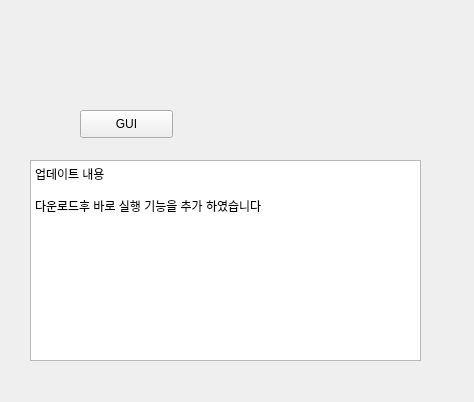
Before: the Qt Designer form idix_gui.ui in kimbakcho/FABWI, drawn with Qt 5.
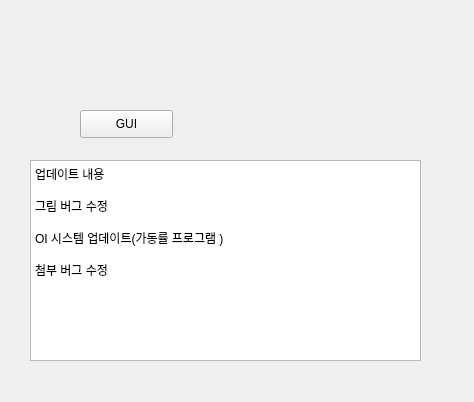
After: the same form once the commit is applied.

Commit message: 브릿지 차트 추가

Diff of the .ui file:
```diff
--- a/idix_gui.ui
+++ b/idix_gui.ui
@@ -42,7 +42,11 @@
 &lt;/style&gt;&lt;/head&gt;&lt;body style=&quot; font-family:'Gulim'; font-size:9pt; font-weight:400; font-style:normal;&quot;&gt;
 &lt;p style=&quot; margin-top:0px; margin-bottom:0px; margin-left:0px; margin-right:0px; -qt-block-indent:0; text-indent:0px;&quot;&gt;업데이트 내용 &lt;/p&gt;
 &lt;p style=&quot;-qt-paragraph-type:empty; margin-top:0px; margin-bottom:0px; margin-left:0px; margin-right:0px; -qt-block-indent:0; text-indent:0px;&quot;&gt;&lt;br /&gt;&lt;/p&gt;
-&lt;p style=&quot; margin-top:0px; margin-bottom:0px; margin-left:0px; margin-right:0px; -qt-block-indent:0; text-indent:0px;&quot;&gt;다운로드후 바로 실행 기능을 추가 하였습니다&lt;/p&gt;&lt;/body&gt;&lt;/html&gt;</string>
+&lt;p style=&quot; margin-top:0px; margin-bottom:0px; margin-left:0px; margin-right:0px; -qt-block-indent:0; text-indent:0px;&quot;&gt;그림 버그 수정 &lt;/p&gt;
+&lt;p style=&quot;-qt-paragraph-type:empty; margin-top:0px; margin-bottom:0px; margin-left:0px; margin-right:0px; -qt-block-indent:0; text-indent:0px;&quot;&gt;&lt;br /&gt;&lt;/p&gt;
+&lt;p style=&quot; margin-top:0px; margin-bottom:0px; margin-left:0px; margin-right:0px; -qt-block-indent:0; text-indent:0px;&quot;&gt;OI 시스템 업데이트(가동률 프로그램 )&lt;/p&gt;
+&lt;p style=&quot;-qt-paragraph-type:empty; margin-top:0px; margin-bottom:0px; margin-left:0px; margin-right:0px; -qt-block-indent:0; text-indent:0px;&quot;&gt;&lt;br /&gt;&lt;/p&gt;
+&lt;p style=&quot; margin-top:0px; margin-bottom:0px; margin-left:0px; margin-right:0px; -qt-block-indent:0; text-indent:0px;&quot;&gt;첨부 버그 수정 &lt;/p&gt;&lt;/body&gt;&lt;/html&gt;</string>
    </property>
   </widget>
  </widget>
```
The commit also changes 22 other files.
